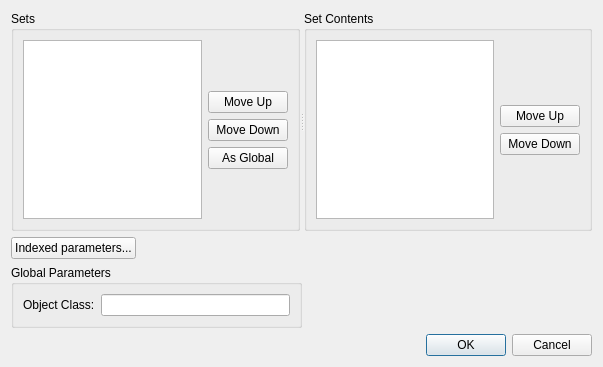
First picture: the form in spinetoolbox/project_items/exporter/ui/gdx_export_settings.ui, repository spine-tools/Spine-Toolbox, before the edit.
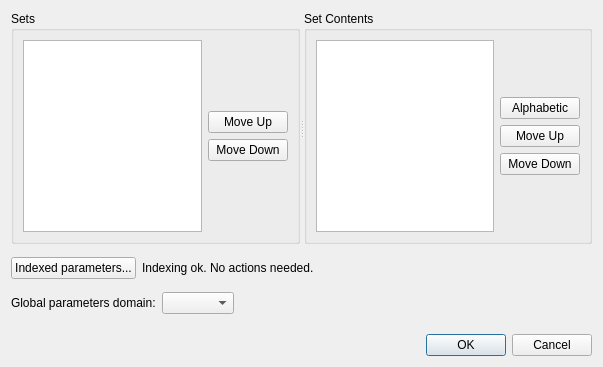
Second picture: the form after the edit.

Commit message:
Alphabetic record sorting and scalar domain
It is now possible to sort set's contents alphabetically from a button
in Gdx Export Settings window. Also, Global parameters domain is not a
line edit anymore but rather a combo box. The As Global button is gone
as well.

Re #490

```diff
--- a/spinetoolbox/project_items/exporter/ui/gdx_export_settings.ui
+++ b/spinetoolbox/project_items/exporter/ui/gdx_export_settings.ui
@@ -71,13 +71,6 @@
            </property>
           </widget>
          </item>
-         <item>
-          <widget class="QPushButton" name="set_as_global_parameters_object_class_button">
-           <property name="text">
-            <string>As Global</string>
-           </property>
-          </widget>
-         </item>
          <item>
           <spacer name="verticalSpacer_2">
            <property name="orientation">
@@ -118,6 +111,13 @@
            </property>
           </spacer>
          </item>
+         <item>
+          <widget class="QPushButton" name="record_sort_alphabetic">
+           <property name="text">
+            <string>Alphabetic</string>
+           </property>
+          </widget>
+         </item>
          <item>
           <widget class="QPushButton" name="record_move_up_button">
            <property name="text">
@@ -160,6 +160,13 @@
        </property>
       </widget>
      </item>
+     <item>
+      <widget class="QLabel" name="indexing_status_label">
+       <property name="text">
+        <string>Indexing ok. No actions needed.</string>
+       </property>
+      </widget>
+     </item>
      <item>
       <spacer name="horizontalSpacer_2">
        <property name="orientation">
@@ -178,33 +185,18 @@
    <item>
     <layout class="QHBoxLayout" name="horizontalLayout_3">
      <item>
-      <widget class="QGroupBox" name="groupBox_3">
-       <property name="sizePolicy">
-        <sizepolicy hsizetype="Preferred" vsizetype="Fixed">
-         <horstretch>0</horstretch>
-         <verstretch>0</verstretch>
-        </sizepolicy>
-       </property>
-       <property name="title">
-        <string>Global Parameters</string>
-       </property>
-       <layout class="QVBoxLayout" name="verticalLayout_3">
-        <item>
          <layout class="QFormLayout" name="formLayout">
           <item row="0" column="0">
            <widget class="QLabel" name="label">
             <property name="text">
-             <string>Object Class:</string>
+          <string>Global parameters domain:</string>
             </property>
            </widget>
           </item>
           <item row="0" column="1">
-           <widget class="QLineEdit" name="global_parameters_object_class_line_edit"/>
-          </item>
-         </layout>
-        </item>
-       </layout>
-      </widget>
+        <widget class="QComboBox" name="global_parameters_combo_box"/>
+       </item>
+      </layout>
      </item>
      <item>
       <spacer name="horizontalSpacer">
```
Lines whose indentation alone changed are shown as unchanged. The commit also changes 39 other files.
